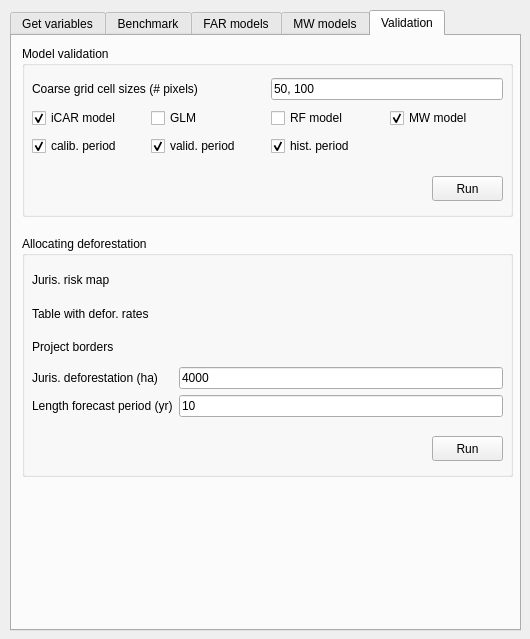
This is deforisk_plugin_dialog_base.ui in ghislainv/deforisk-qgis-plugin as Qt 5 draws it before an edit. The edited form follows.
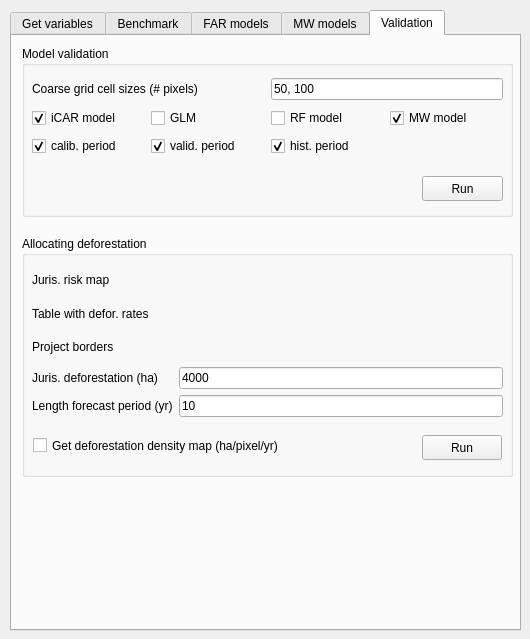
This is the edited form. The open tabs and pages were chosen to show the change. Icons and pictures are not drawn. Custom widgets are drawn as their Qt base class.

Commit message: Add the option of computing the deforestation density map

```diff
--- a/deforisk_plugin_dialog_base.ui
+++ b/deforisk_plugin_dialog_base.ui
@@ -1184,9 +1184,9 @@
      <widget class="QPushButton" name="run_validate">
       <property name="geometry">
        <rect>
-        <x>410</x>
+        <x>400</x>
         <y>130</y>
-        <width>71</width>
+        <width>81</width>
         <height>25</height>
        </rect>
       </property>
@@ -1330,9 +1330,9 @@
      <widget class="QPushButton" name="run_allocate">
       <property name="geometry">
        <rect>
-        <x>410</x>
-        <y>200</y>
-        <width>71</width>
+        <x>400</x>
+        <y>199</y>
+        <width>80</width>
         <height>25</height>
        </rect>
       </property>
@@ -1434,6 +1434,22 @@
        </item>
       </layout>
      </widget>
+     <widget class="QCheckBox" name="defor_density_map">
+      <property name="geometry">
+       <rect>
+        <x>11</x>
+        <y>198</y>
+        <width>307</width>
+        <height>23</height>
+       </rect>
+      </property>
+      <property name="text">
+       <string>Get deforestation density map (ha/pixel/yr)</string>
+      </property>
+      <property name="checked">
+       <bool>false</bool>
+      </property>
+     </widget>
     </widget>
    </widget>
   </widget>
```
Left out of the diff: 62 changed lines with no effect on the pictures. The commit also changes 19 other files.
